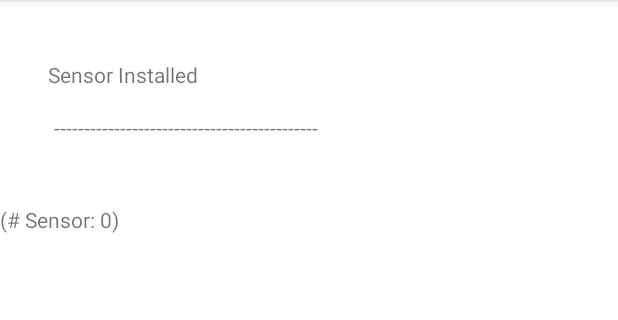
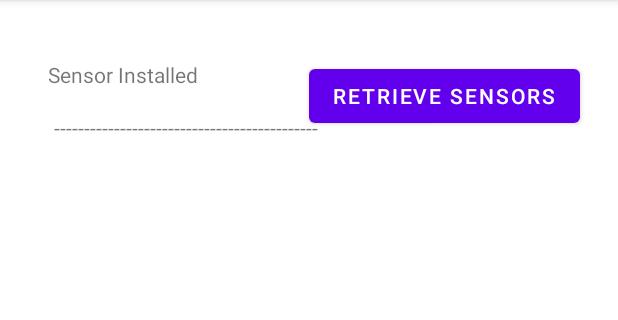
Before and after one commit to moonssang/getSensorList, an Android app: the screen it shows after launch (MainActivity), on a phone screen of 412 x 824 dp, the part 84-404 px from its top. Run offline under Robolectric (Android 15) with nearby library versions, the phone set to English and light mode, and no system bars.

Commit message:
get sensor list using ScrollView + button

```diff
--- a/app/src/main/java/com/smuexample/getsensorlist/MainActivity.java
+++ b/app/src/main/java/com/smuexample/getsensorlist/MainActivity.java
@@ -6,6 +6,8 @@ import android.hardware.Sensor;
 import android.hardware.SensorManager;
 import android.os.Bundle;
 import android.text.method.ScrollingMovementMethod;
+import android.view.View;
+import android.widget.Button;
 import android.widget.TextView;
 
 import java.util.List;
@@ -14,6 +16,7 @@ public class MainActivity extends AppCompatActivity {
     TextView mTxtSensors;
     SensorManager sensorMgr;
     List<Sensor> sensorList;
+    Button button;
 
     @Override
     protected void onCreate(Bundle savedInstanceState) {
@@ -22,16 +25,21 @@ public class MainActivity extends AppCompatActivity {
 
         mTxtSensors = findViewById(R.id.textSensors);
        // mTxtSensors.setMovementMethod(new ScrollingMovementMethod());
+        button = findViewById(R.id.retrieve_sensors_btn);
 
-        sensorMgr = (SensorManager) getSystemService(SENSOR_SERVICE); //가져온다
 
-        sensorList = sensorMgr.getSensorList(Sensor.TYPE_ALL);
-        mTxtSensors.append("(# Sensor: " + sensorList.size() + ")\n\n");
-        for(Sensor sensor : sensorList){
-            mTxtSensors.append("Sensor name : " + sensor.getName() + "\n");
-            mTxtSensors.append("Sensor type : " + sensor.getType() + "\n\n");
+        button.setOnClickListener(new View.OnClickListener() {
+            @Override
+            public void onClick(View view) {
+                sensorMgr = (SensorManager) getSystemService(SENSOR_SERVICE); //가져온다
+                sensorList = sensorMgr.getSensorList(Sensor.TYPE_ALL);
 
-        }
-
+                mTxtSensors.append("(# Sensor: " + sensorList.size() + ")\n\n");
+                for(Sensor sensor : sensorList){
+                    mTxtSensors.append("Sensor name : " + sensor.getName() + "\n");
+                    mTxtSensors.append("Sensor type : " + sensor.getType() + "\n\n");
+                }
+            }
+        });
     }
 }
--- a/app/src/main/res/layout/activity_main.xml
+++ b/app/src/main/res/layout/activity_main.xml
@@ -31,8 +31,9 @@
         android:layout_width="match_parent"
         android:layout_height="wrap_content"
         android:layout_marginTop="20dp"
-        app:layout_constraintTop_toBottomOf="@+id/textView2"
-        tools:layout_editor_absoluteX="-16dp">
+        app:layout_constraintEnd_toEndOf="@+id/textView2"
+        app:layout_constraintStart_toEndOf="@+id/textView2"
+        app:layout_constraintTop_toBottomOf="@+id/textView2">
 
         <LinearLayout
             android:layout_width="match_parent"
@@ -48,4 +49,14 @@
         </LinearLayout>
     </ScrollView>
 
+    <Button
+        android:id="@+id/retrieve_sensors_btn"
+        android:layout_width="wrap_content"
+        android:layout_height="wrap_content"
+        android:layout_marginTop="40dp"
+        android:layout_marginEnd="25dp"
+        android:text="Retrieve Sensors"
+        app:layout_constraintEnd_toEndOf="parent"
+        app:layout_constraintTop_toTopOf="parent" />
+
 </androidx.constraintlayout.widget.ConstraintLayout>
```
